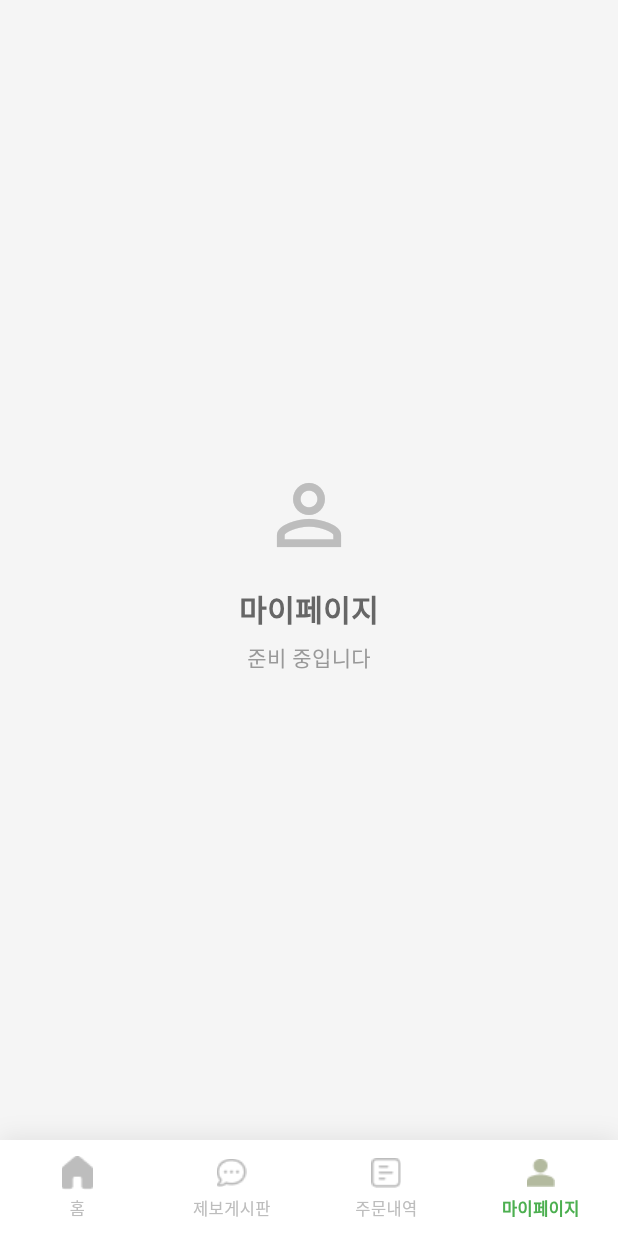
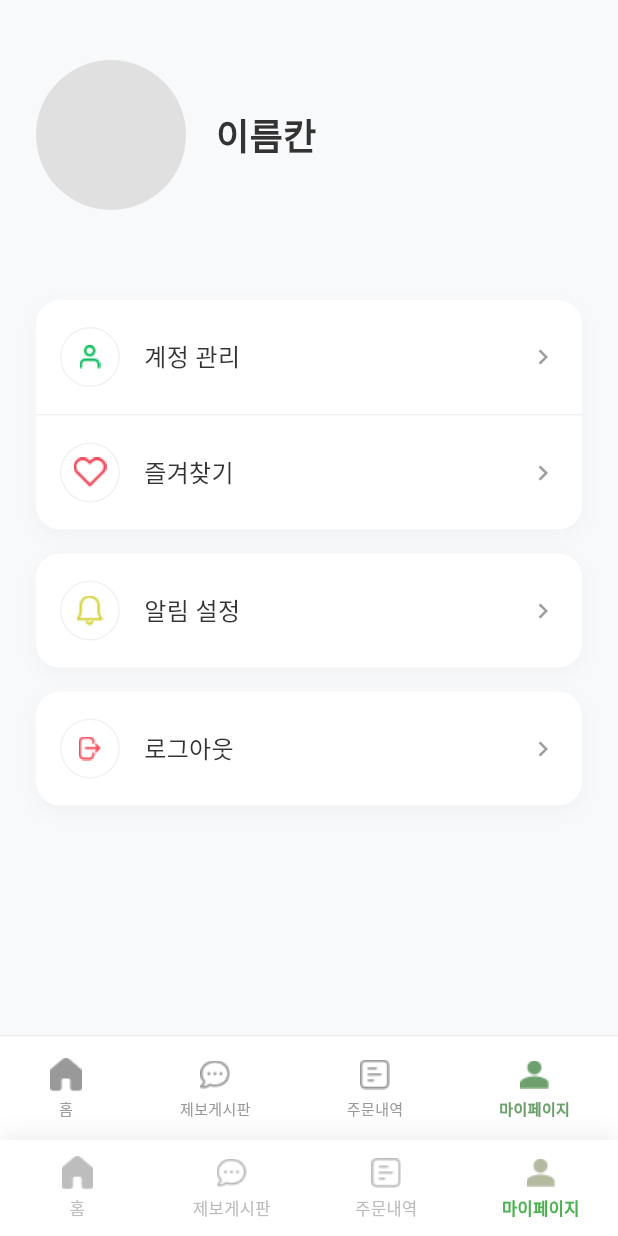
Before and after one commit to jjun321/lastbite, a Flutter app: the ConsumerHomePage screen opened by its route, item 4 of the bottom bar chosen, on a phone screen of 412 x 824 dp. Run offline on Flutter 3.47's test engine with Material 3 defaults, Android fonts, the phone set to English and light mode, and no system bars; our stand-ins replace geolocator, go_router, google_maps_flutter; Roboto replaces fonts that are missing (Pretendard).

Commit message:
feat: 마이페이지 구현

```diff
--- a/frontend/lib/features/consumer/home/presentation/pages/consumer_home_page.dart
+++ b/frontend/lib/features/consumer/home/presentation/pages/consumer_home_page.dart
@@ -1,16 +1,10 @@
 import 'package:flutter/material.dart';
 import 'package:frontend/features/consumer/home/presentation/pages/home_tab_page.dart';
 import 'package:frontend/features/consumer/home/presentation/widgets/bottom_nav_bar.dart';
+import 'package:frontend/features/consumer/mypage/presentation/pages/consumer_mypage.dart';
 
-/// ------------------------------------------------------------
-/// 파일명: consumer_home_page.dart
-/// 위치: lib/features/consumer/home/presentation/pages/consumer_home_page.dart
-///
-/// 역할:
 /// 소비자 홈 화면의 최상위 Shell.
-/// 하단 네비게이션 바를 포함하고, 탭 전환을 관리한다.
-/// 현재 홈 탭만 실제 구현, 나머지 3개 탭은 빈 페이지.
-/// ------------------------------------------------------------
+/// 하단 네비게이션 바를 포함하고, 탭 전환을 관리
 
 class ConsumerHomePage extends StatefulWidget {
   const ConsumerHomePage({super.key});
@@ -23,11 +17,11 @@ class _ConsumerHomePageState extends State<ConsumerHomePage> {
   int _currentTabIndex = 0;
 
   /// 4개 탭 페이지
-  final List<Widget> _tabPages = [
+  late final List<Widget> _tabPages = [
     const HomeTabPage(),
     _buildPlaceholderPage('제보게시판', Icons.chat_bubble_outline),
     _buildPlaceholderPage('주문내역', Icons.receipt_long_outlined),
-    _buildPlaceholderPage('마이페이지', Icons.person_outline),
+    const ConsumerMyPage(),
   ];
 
   @override
@@ -35,10 +29,7 @@ class _ConsumerHomePageState extends State<ConsumerHomePage> {
     return Scaffold(
       backgroundColor: const Color(0xFFF5F5F5),
       body: SafeArea(
-        child: IndexedStack(
-          index: _currentTabIndex,
-          children: _tabPages,
-        ),
+        child: IndexedStack(index: _currentTabIndex, children: _tabPages),
       ),
       bottomNavigationBar: BottomNavBar(
         currentIndex: _currentTabIndex,
@@ -57,11 +48,7 @@ class _ConsumerHomePageState extends State<ConsumerHomePage> {
       child: Column(
         mainAxisAlignment: MainAxisAlignment.center,
         children: [
-          Icon(
-            icon,
-            size: 64,
-            color: const Color(0xFFBDBDBD),
-          ),
+          Icon(icon, size: 64, color: const Color(0xFFBDBDBD)),
           const SizedBox(height: 16),
           Text(
             title,
@@ -74,10 +61,7 @@ class _ConsumerHomePageState extends State<ConsumerHomePage> {
           const SizedBox(height: 8),
           const Text(
             '준비 중입니다',
-            style: TextStyle(
-              fontSize: 14,
-              color: Color(0xFF999999),
-            ),
+            style: TextStyle(fontSize: 14, color: Color(0xFF999999)),
           ),
         ],
       ),
--- /dev/null
+++ b/frontend/lib/features/consumer/mypage/presentation/pages/consumer_mypage.dart
@@ -0,0 +1,173 @@
+import 'package:flutter/material.dart';
+
+class ConsumerMyPage extends StatelessWidget {
+  const ConsumerMyPage({super.key});
+
+  @override
+  Widget build(BuildContext context) {
+    return Scaffold(
+      backgroundColor: const Color(0xFFF8F9FA),
+      body: SafeArea(
+        child: Column(
+          children: [
+            const SizedBox(height: 40),
+            // 프로필 헤더
+            Padding(
+              padding: const EdgeInsets.symmetric(horizontal: 24.0),
+              child: Row(
+                children: [
+                  CircleAvatar(radius: 50, backgroundColor: Colors.grey[300]),
+                  const SizedBox(width: 20),
+                  const Text(
+                    '이름칸',
+                    style: TextStyle(
+                      fontSize: 24,
+                      fontWeight: FontWeight.bold,
+                      color: Color(0xFF333333),
+                    ),
+                  ),
+                ],
+              ),
+            ),
+            const SizedBox(height: 60),
+
+            // 첫 번째 카드 (계정 관리, 즐겨찾기)
+            _buildMenuCard([
+              _buildMenuItem(
+                iconPath: 'assets/images/icon_profile.png',
+                title: '계정 관리',
+                onTap: () {},
+              ),
+              const Divider(height: 1, color: Color(0xFFF1F1F1)),
+              _buildMenuItem(
+                iconPath: 'assets/images/icon_favorites.png',
+                title: '즐겨찾기',
+                onTap: () {},
+              ),
+            ]),
+
+            const SizedBox(height: 16),
+
+            // 두 번째 카드 (알림 설정)
+            _buildMenuCard([
+              _buildMenuItem(
+                iconPath: 'assets/images/icon_noti.png',
+                title: '알림 설정',
+                onTap: () {},
+              ),
+            ]),
+
+            const SizedBox(height: 16),
+
+            // 세 번째 카드 (로그아웃)
+            _buildMenuCard([
+              _buildMenuItem(
+                iconPath: 'assets/images/icon_logout.png',
+                title: '로그아웃',
+                onTap: () {},
+              ),
+            ]),
+
+            const Spacer(),
+
+            // 하단 네비게이션 바 (Mockup)
+            Container(
+              height: 70,
+              decoration: BoxDecoration(
+                color: Colors.white,
+                border: Border(top: BorderSide(color: Colors.grey[200]!)),
+              ),
+              child: Row(
+                mainAxisAlignment: MainAxisAlignment.spaceAround,
+                children: [
+                  _buildNavItem('assets/images/icon_home.png', '홈', false),
+                  _buildNavItem('assets/images/icon_board.png', '제보게시판', false),
+                  _buildNavItem('assets/images/icon_order.png', '주문내역', false),
+                  _buildNavItem('assets/images/icon_mypage.png', '마이페이지', true),
+                ],
+              ),
+            ),
+          ],
+        ),
+      ),
+    );
+  }
+
+  Widget _buildMenuCard(List<Widget> children) {
+    return Container(
+      margin: const EdgeInsets.symmetric(horizontal: 24),
+      decoration: BoxDecoration(
+        color: Colors.white,
+        borderRadius: BorderRadius.circular(16),
+        boxShadow: [
+          BoxShadow(
+            color: Colors.black.withOpacity(0.03),
+            blurRadius: 10,
+            offset: const Offset(0, 4),
+          ),
+        ],
+      ),
+      child: Column(children: children),
+    );
+  }
+
+  Widget _buildMenuItem({
+    required String iconPath,
+    required String title,
+    required VoidCallback onTap,
+  }) {
+    return InkWell(
+      onTap: onTap,
+      borderRadius: BorderRadius.circular(16),
+      child: Padding(
+        padding: const EdgeInsets.symmetric(horizontal: 16, vertical: 18),
+        child: Row(
+          children: [
+            Container(
+              width: 40,
+              height: 40,
+              padding: const EdgeInsets.all(8),
+              decoration: BoxDecoration(
+                color: Colors.white,
+                shape: BoxShape.circle,
+                border: Border.all(color: const Color(0xFFF1F1F1)),
+              ),
+              child: Image.asset(iconPath),
+            ),
+            const SizedBox(width: 16),
+            Expanded(
+              child: Text(
+                title,
+                style: const TextStyle(
+                  fontSize: 16,
+                  fontWeight: FontWeight.w500,
+                  color: Color(0xFF333333),
+                ),
+              ),
+            ),
+            const Icon(Icons.chevron_right, color: Colors.grey, size: 20),
+          ],
+        ),
+      ),
+    );
+  }
+
+  Widget _buildNavItem(String iconPath, String label, bool isActive) {
+    final color = isActive ? const Color(0xFF6DA06D) : const Color(0xFF999999);
+    return Column(
+      mainAxisAlignment: MainAxisAlignment.center,
+      children: [
+        Image.asset(iconPath, width: 24, height: 24, color: color),
+        const SizedBox(height: 4),
+        Text(
+          label,
+          style: TextStyle(
+            fontSize: 10,
+            color: color,
+            fontWeight: isActive ? FontWeight.bold : FontWeight.normal,
+          ),
+        ),
+      ],
+    );
+  }
+}
```
Also changed, not shown: frontend/lib/features/owner/mypage/presentation/pages/owner_mypage.dart (added, +176 -0 lines), frontend/pubspec.yaml (+2 -5 lines), frontend/assets/images/icon_favorites.png (added), frontend/assets/images/icon_logout.png (added), frontend/assets/images/icon_noti.png (added), frontend/assets/images/icon_profile.png (added).
